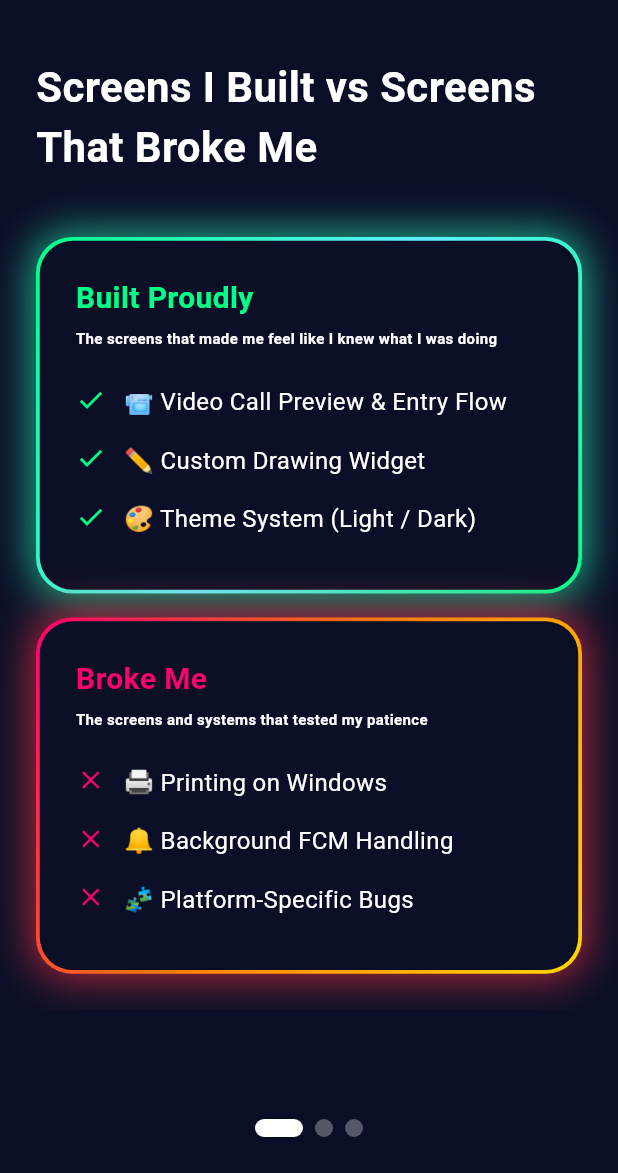
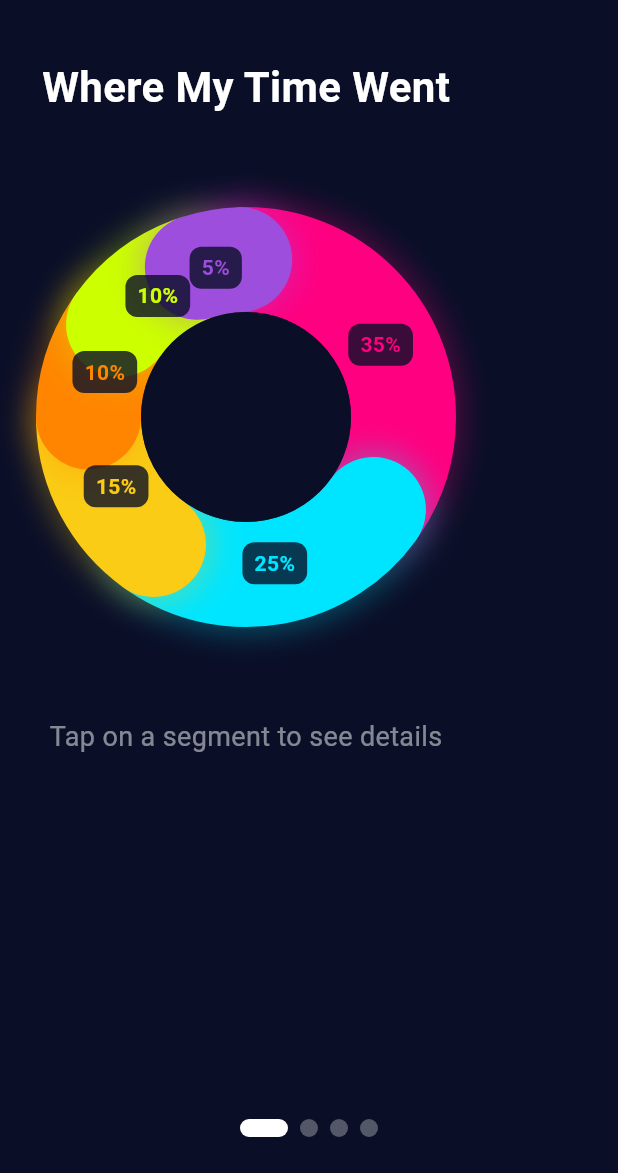
Before and after one commit to singhalisha829/my_year, a Flutter app: the screen it shows after launch, on a phone screen of 412 x 824 dp, the part 63-1236 px from its top. Run offline on Flutter 3.47's test engine with Material 3 defaults, Android fonts, the phone set to English and light mode, and no system bars; our stand-ins replace get_it, shared_preferences; Roboto replaces fonts that are missing (IBMPlexSans).

Commit message:
chore:where my time went

```diff
--- a/lib/core/theme/app_pallete.dart
+++ b/lib/core/theme/app_pallete.dart
@@ -9,6 +9,9 @@ class AppPalette {
   static const Color neonBlue = Color(0xFF00e5ff);
   static const Color neonPink = Color(0xFFff0080);
   static const Color neonLime = Color(0xFFccff00);
+  static const Color neonYellow = Color(0xFFfacc15);
+  static const Color neonPurple = Color(0xFF9D4EDD);
+  static const Color neonOrange = Color(0xFFFF8500);
 
   static const Color white = Color(0xFFFFFFFF);
   static const Color black = Color(0xFF000000);
@@ -19,6 +22,9 @@ class AppPalette {
   static const Color neonBlueLight = Color(0xFF0288D1);
   static const Color neonPinkLight = Color(0xFFD81B60);
   static const Color neonLimeLight = Color(0xFF9CCC65);
+  static const Color neonYellowLight = Color(0xFFEAB308); // Warm amber yellow
+  static const Color neonPurpleLight = Color(0xFF7C3AED); // Softer violet
+  static const Color neonOrangeLight = Color(0xFFEA580C); // Burnt orange
 
   static const Color darkText = Color(0xFF1E1E1E);
   static const Color mutedText = Color(0xFF6B7280);
--- a/lib/core/theme/theme_extension.dart
+++ b/lib/core/theme/theme_extension.dart
@@ -8,6 +8,9 @@ class CustomColors extends ThemeExtension<CustomColors> {
   final Color neonPrimary;
   final Color neonSecondary;
   final Color neonAccent;
+  final Color neonYellow;
+  final Color neonOrange;
+  final Color neonPurple;
 
   final Color textPrimary;
   final Color textSecondary;
@@ -26,6 +29,9 @@ class CustomColors extends ThemeExtension<CustomColors> {
     required this.textMuted,
     required this.shadowSoft,
     required this.shadowStrong,
+    required this.neonOrange,
+    required this.neonPurple,
+    required this.neonYellow
   });
 
   // Light theme factory
@@ -42,7 +48,9 @@ class CustomColors extends ThemeExtension<CustomColors> {
 
     shadowSoft: AppPalette.shadowSoft,
     shadowStrong: AppPalette.shadowStrong,
-  );
+    neonYellow: AppPalette.neonYellowLight,
+    neonPurple: AppPalette.neonPurpleLight,
+    neonOrange: AppPalette.neonOrangeLight,  );
 
   // Dark theme factory
   factory CustomColors.dark() => const CustomColors(
@@ -58,6 +66,9 @@ class CustomColors extends ThemeExtension<CustomColors> {
 
     shadowSoft: Color(0x33000000),
     shadowStrong: Color(0x66000000),
+    neonOrange: AppPalette.neonOrange,
+    neonPurple: AppPalette.neonPurple,
+    neonYellow: AppPalette.neonYellow,
   );
 
 
@@ -72,6 +83,9 @@ class CustomColors extends ThemeExtension<CustomColors> {
     Color? textMuted,
     Color? shadowSoft,
     Color? shadowStrong,
+    Color? neonYellow,
+    Color? neonPurple,
+    Color? neonOrange
   }) {
     return CustomColors(
       background: background ?? this.background,
@@ -83,6 +97,9 @@ class CustomColors extends ThemeExtension<CustomColors> {
       textMuted: textMuted ?? this.textMuted,
       shadowSoft: shadowSoft ?? this.shadowSoft,
       shadowStrong: shadowStrong ?? this.shadowStrong,
+      neonOrange: neonOrange ?? this.neonOrange,
+      neonPurple: neonPurple ?? this.neonPurple,
+      neonYellow: neonYellow ?? this.neonYellow
     );
   }
 
@@ -100,6 +117,9 @@ class CustomColors extends ThemeExtension<CustomColors> {
       textMuted: Color.lerp(textMuted, other.textMuted, t)!,
       shadowSoft: Color.lerp(shadowSoft, other.shadowSoft, t)!,
       shadowStrong: Color.lerp(shadowStrong, other.shadowStrong, t)!,
+      neonYellow: Color.lerp(neonYellow, other.neonYellow, t)!,
+      neonPurple: Color.lerp(neonPurple, other.neonPurple, t)!,
+      neonOrange: Color.lerp(neonOrange, other.neonOrange, t)!,
     );
   }
 }
--- a/lib/features/presentation/home_screen.dart
+++ b/lib/features/presentation/home_screen.dart
@@ -8,6 +8,7 @@ import '../../core/theme/theme_service.dart';
 import '../widgets/built_vs_broke_me.dart';
 import '../widgets/error_driven_timeline.dart';
 import '../widgets/my_year_in_widgets.dart';
+import '../widgets/where_my_time_went.dart';
 
 class YearInWidgetsCarousel extends StatefulWidget {
   const YearInWidgetsCarousel({super.key});
@@ -21,6 +22,7 @@ class _YearInWidgetsCarouselState extends State<YearInWidgetsCarousel> {
   int _currentPage = 0;
 
   final List<Widget> _pages = [
+    const TimeSpentWhereScreen(),
     const BuiltVsBrokeMeScreen(),
     const ErrorDrivenTimelineCardsPage(),
     const WidgetCardsPage(),
--- a/lib/features/widgets/built_vs_broke_me.dart
+++ b/lib/features/widgets/built_vs_broke_me.dart
@@ -1,21 +1,26 @@
 import 'package:flutter/material.dart';
+import 'package:get_it/get_it.dart';
+
+import '../../core/theme/theme_service.dart';
 
 class BuiltVsBrokeMeScreen extends StatelessWidget {
   const BuiltVsBrokeMeScreen({super.key});
 
   @override
   Widget build(BuildContext context) {
+    final themeService = GetIt.instance<ThemeService>();
+
     return Scaffold(
-      backgroundColor: const Color(0xFF0A0E27),
+      backgroundColor: themeService.colors.background,
       body: SafeArea(
         child: Padding(
           padding: const EdgeInsets.all(24.0),
           child: Column(
             children: [
-              const Text(
+              Text(
                 'Screens I Built vs Screens That Broke Me',
                 style: TextStyle(
-                  color: Colors.white,
+                  color: themeService.colors.textPrimary,
                   fontSize: 28,
                   fontWeight: FontWeight.bold,
                 ),
--- /dev/null
+++ b/lib/features/widgets/where_my_time_went.dart
@@ -0,0 +1,352 @@
+import 'package:flutter/material.dart';
+import 'dart:math' as math;
+
+import 'package:get_it/get_it.dart';
+
+import '../../core/theme/theme_service.dart';
+
+class TimeSpentWhereScreen extends StatefulWidget {
+  const TimeSpentWhereScreen({super.key});
+
+  @override
+  State<TimeSpentWhereScreen> createState() => _TimeSpentWhereScreenState();
+}
+
+class _TimeSpentWhereScreenState extends State<TimeSpentWhereScreen> {
+  int? selectedIndex;
+
+
+  @override
+  Widget build(BuildContext context) {
+    final themeService = GetIt.instance<ThemeService>();
+
+    final List<TimeData> timeData = [
+      TimeData(
+        label: 'Debugging',
+        caption:'I didn’t write bugs. I discovered undocumented features.',
+        percentage: 35,
+        color: themeService.colors.neonSecondary,
+      ),
+      TimeData(
+        label: 'UI tweaks',
+        caption: 'Alignment is a lifestyle, not a task.',
+        percentage: 25,
+        color: themeService.colors.neonPrimary,
+      ),
+      TimeData(
+        label: 'Reading docs',
+        caption: 'The answer was always in the docs. On page 17.',
+        percentage: 15,
+        color: themeService.colors.neonYellow,
+      ),
+      TimeData(
+        label: 'Waiting for builds',
+        caption: 'Great time to rethink life choices.',
+        percentage: 10,
+        color: themeService.colors.neonOrange,
+      ),
+      TimeData(
+        label: 'Googling errors',
+        caption: 'Typed the error. Found myself.',
+        percentage: 10,
+        color: themeService.colors.neonAccent,
+      ),
+      TimeData(
+        label: 'Actually coding clean code',
+        caption: 'Five percent. But it was beautiful.',
+        percentage: 5,
+        color: themeService.colors.neonPurple,
+      ),
+    ];
+
+    return Scaffold(
+      backgroundColor: themeService.colors.background,
+      body: SafeArea(
+        child: Padding(
+          padding: const EdgeInsets.all(24.0),
+          child: Column(
+            children: [
+               Text(
+                'Where My Time Went',
+                style: TextStyle(
+                  color: themeService.colors.textPrimary,
+                  fontSize: 28,
+                  fontWeight: FontWeight.bold,
+                ),
+              ),
+              const SizedBox(height: 60),
+              GestureDetector(
+                onTapDown: (details) {
+                  _handleTap(timeData,details.localPosition);
+                },
+                child: SizedBox(
+                  height: 280,
+                  width: 280,
+                  child: Stack(
+                    alignment: Alignment.center,
+                    children: [
+                      CustomPaint(
+                        size: const Size(280, 280),
+                        painter: DonutChartPainter(
+                          timeData,
+                          selectedIndex: selectedIndex,
+                        ),
+                      ),
+                      // Percentage labels on the chart
+                      ...List.generate(timeData.length, (index) {
+                        return _buildPercentageLabel(timeData,index);
+                      }),
+                    ],
+                  ),
+                ),
+              ),
+              const SizedBox(height: 60),
+              if (selectedIndex != null)
+                AnimatedOpacity(
+                  opacity: selectedIndex != null ? 1.0 : 0.0,
+                  duration: const Duration(milliseconds: 300),
+                  child: Container(
+                    padding: const EdgeInsets.all(24),
+                    decoration: BoxDecoration(
+                      color: Colors.white.withOpacity(0.05),
+                      borderRadius: BorderRadius.circular(16),
+                      border: Border.all(
+                        color: timeData[selectedIndex!].color.withOpacity(0.5),
+                        width: 2,
+                      ),
+                      boxShadow: [
+                        BoxShadow(
+                          color: timeData[selectedIndex!].color.withOpacity(0.3),
+                          blurRadius: 20,
+                          spreadRadius: 2,
+                        ),
+                      ],
+                    ),
+                    child: Column(
+                      children: [
+                        Row(
+                          mainAxisAlignment: MainAxisAlignment.center,
+                          children: [
+                            Container(
+                              width: 20,
+                              height: 20,
+                              decoration: BoxDecoration(
+                                color: timeData[selectedIndex!].color,
+                                shape: BoxShape.circle,
+                                boxShadow: [
+                                  BoxShadow(
+                                    color: timeData[selectedIndex!]
+                                        .color
+                                        .withOpacity(0.5),
+                                    blurRadius: 8,
+                                    spreadRadius: 2,
+                                  ),
+                                ],
+                              ),
+                            ),
+                            const SizedBox(width: 12),
+                            Text(
+                              timeData[selectedIndex!].label,
+                              style:  TextStyle(
+                                color: themeService.colors.textPrimary,
+                                fontSize: 24,
+                                fontWeight: FontWeight.bold,
+                              ),
+                            ),
+                          ],
+                        ),
+                        const SizedBox(height: 16),
+                        Text(
+                          '${timeData[selectedIndex!].percentage}%',
+                          style: TextStyle(
+                            color: timeData[selectedIndex!].color,
+                            fontSize: 48,
+                            fontWeight: FontWeight.bold,
+                          ),
+                        ),
+                        const SizedBox(height: 8),
+                        Center(
+                          child: Text(
+                            '"${timeData[selectedIndex!].caption}"',
+                            style: TextStyle(
+                              color: Colors.white.withOpacity(0.6),
+                              fontSize: 16,
+                            ),
+                          ),
+                        ),
+                      ],
+                    ),
+                  ),
+                )
+              else
+                Text(
+                  'Tap on a segment to see details',
+                  style: TextStyle(
+                    color: themeService.colors.textMuted,
+                    fontSize: 18,
+                  ),
+                ),
+            ],
+          ),
+        ),
+      ),
+    );
+  }
+
+  Widget _buildPercentageLabel(List<TimeData> timeData,int index) {
+    final data = timeData[index];
+
+    // Calculate the angle for this segment
+    final gapAngle = 0.04;
+    double startAngle = -math.pi / 2;
+    for (int i = 0; i < index; i++) {
+      startAngle += (timeData[i].percentage / 100) * 2 * math.pi;
+    }
+    final sweepAngle = (data.percentage / 100) * 2 * math.pi - gapAngle;
+    final middleAngle = startAngle + sweepAngle / 2;
+
+    // Position the label
+    final radius = 100.0; // Distance from center
+    final x = 140 + radius * math.cos(middleAngle);
+    final y = 140 + radius * math.sin(middleAngle);
+
+    return Positioned(
+      left: x - 20,
+      top: y - 15,
+      child: Container(
+        padding: const EdgeInsets.symmetric(horizontal: 8, vertical: 4),
+        decoration: BoxDecoration(
+          color: const Color(0xFF0A0E27).withOpacity(0.8),
+          borderRadius: BorderRadius.circular(8),
+        ),
+        child: Text(
+          '${data.percentage}%',
+          style: TextStyle(
+            color: data.color,
+            fontSize: 14,
+            fontWeight: FontWeight.bold,
+          ),
+        ),
+      ),
+    );
+  }
+
+  void _handleTap(List<TimeData> timeData,Offset position) {
+    final center = const Offset(140, 140);
+    final dx = position.dx - center.dx;
+    final dy = position.dy - center.dy;
+
+    // Calculate distance from center
+    final distance = math.sqrt(dx * dx + dy * dy);
+
+    // Check if tap is within the donut ring (between inner and outer radius)
+    if (distance < 50 || distance > 140) {
+      return; // Outside the donut
+    }
+
+    // Calculate angle of tap
+    var angle = math.atan2(dy, dx);
+    angle = (angle + math.pi / 2) % (2 * math.pi);
+    if (angle < 0) angle += 2 * math.pi;
+
+    // Find which segment was tapped
+    final gapAngle = 0.04;
+    double currentAngle = 0;
+    for (int i = 0; i < timeData.length; i++) {
+      final segmentAngle = (timeData[i].percentage / 100) * 2 * math.pi - gapAngle;
+      if (angle >= currentAngle && angle < currentAngle + segmentAngle) {
+        setState(() {
+          selectedIndex = i;
+        });
+        return;
+      }
+      currentAngle += segmentAngle + gapAngle;
+    }
+  }
+}
+
+class TimeData {
+  final String label;
+  final String caption;
+  final int percentage;
+  final Color color;
+
+  const TimeData({
+    required this.label,
+    required this.percentage,
+    required this.color,
+    required this.caption
+  });
+}
+
+class DonutChartPainter extends CustomPainter {
+  final List<TimeData> data;
+  final int? selectedIndex;
+
+  DonutChartPainter(this.data, {this.selectedIndex});
+
+  @override
+  void paint(Canvas canvas, Size size) {
+    final center = Offset(size.width / 2, size.height / 2);
+    final radius = size.width / 2;
+    final innerRadius = radius * 0.5;
+    final strokeWidth = radius - innerRadius;
+    final gapAngle = 0.04; // Gap between segments (in radians)
+
+    double startAngle = -math.pi / 2; // Start from top
+
+    for (int i = 0; i < data.length; i++) {
+      final item = data[i];
+      final sweepAngle = (item.percentage / 100) * 2 * math.pi - gapAngle;
+      final isSelected = i == selectedIndex;
+
+      // Draw outer glow
+      final glowPaint = Paint()
+        ..color = item.color.withOpacity(isSelected ? 0.5 : 0.3)
+        ..style = PaintingStyle.stroke
+        ..strokeWidth = strokeWidth + (isSelected ? 12 : 8)
+        ..strokeCap = StrokeCap.round
+        ..maskFilter = MaskFilter.blur(
+          BlurStyle.normal,
+          isSelected ? 15 : 10,
+        );
+
+      canvas.drawArc(
+        Rect.fromCircle(center: center, radius: radius - strokeWidth / 2),
+        startAngle,
+        sweepAngle,
+        false,
+        glowPaint,
+      );
+
+      // Draw main arc
+      final paint = Paint()
+        ..color = item.color
+        ..style = PaintingStyle.stroke
+        ..strokeWidth = isSelected ? strokeWidth + 5 : strokeWidth
+        ..strokeCap = StrokeCap.round;
+
+      canvas.drawArc(
+        Rect.fromCircle(center: center, radius: radius - strokeWidth / 2),
+        startAngle,
+        sweepAngle,
+        false,
+        paint,
+      );
+
+      startAngle += sweepAngle + gapAngle;
+    }
+
+    // Draw inner circle (hole in the donut)
+    final innerPaint = Paint()
+      ..color = const Color(0xFF0A0E27)
+      ..style = PaintingStyle.fill;
+
+    canvas.drawCircle(center, innerRadius, innerPaint);
+  }
+
+  @override
+  bool shouldRepaint(covariant DonutChartPainter oldDelegate) {
+    return oldDelegate.selectedIndex != selectedIndex;
+  }
+}
```
Also changed, not shown: lib/features/widgets/error_driven_timeline.dart (+20 -20 lines), lib/features/widgets/my_year_in_widgets.dart (+13 -13 lines).
